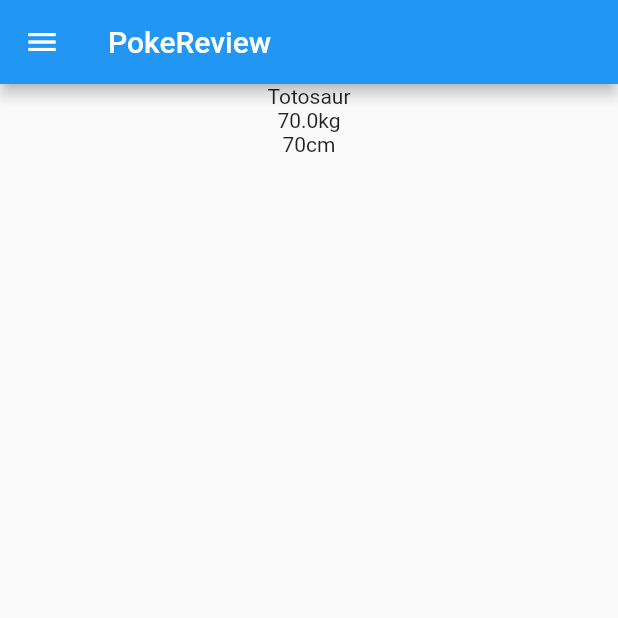
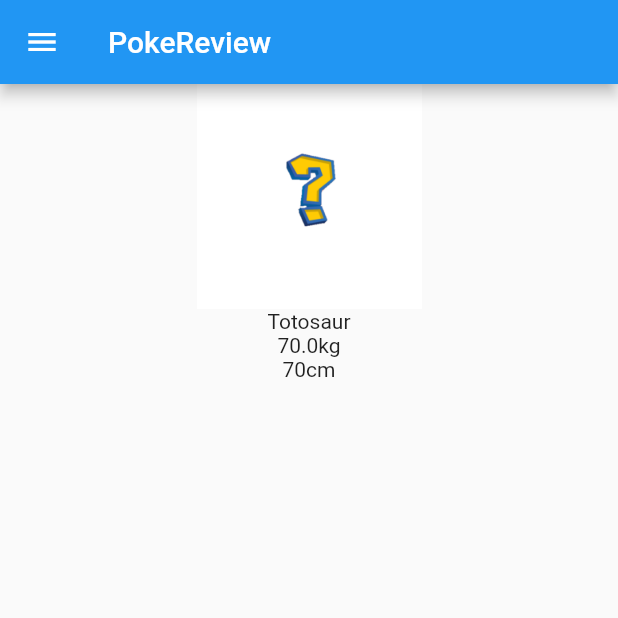
Before and after one commit to Les-gens/PokeReview, a Flutter app: the PokemonPage screen opened directly with empty values, on a phone screen of 412 x 824 dp, the top half of it. Run offline on Flutter 3.47's test engine with Material 2 defaults, Android fonts, the phone set to English and light mode, and no system bars; our stand-ins replace cloud_firestore, firebase_auth, firebase_core; accounts and stored records are empty; network calls fail.

Commit message:
added image and back button in pokemon details

```diff
--- a/lib/data/viewmodels/one_pokemon_view_model.dart
+++ b/lib/data/viewmodels/one_pokemon_view_model.dart
@@ -38,4 +38,5 @@ class PokemonViewModel {
   int? get weight {return pokemon.weight;}
 
 
+
 }
--- a/lib/pages/pokemon_page.dart
+++ b/lib/pages/pokemon_page.dart
@@ -29,7 +29,6 @@ class _PokemonPageState extends State<PokemonPage> {
       body: Column(
         children: [
           PokemonDetails(pokemon: vm.pokemon),
-          for(var item in vm.pokemon?.types ?? [] ) Text(item.type.name),
           SizedBox(
             height: 100,
             child: StreamBuilder(
--- a/lib/pages/widgets/custom_scaffold.dart
+++ b/lib/pages/widgets/custom_scaffold.dart
@@ -9,9 +9,18 @@ class CustomScaffold extends StatelessWidget {
 
   @override
   Scaffold build(BuildContext context) {
+    var routeName = ModalRoute.of(context)!.settings.name;
     return Scaffold(
+
       appBar: AppBar(
         title: const Text('PokeReview'),
+        actions: [
+          routeName == '/pokemon_details' ? IconButton(
+            onPressed: () => {
+               Navigator.pop(context)
+            },
+            icon: const Icon(Icons.close)) : const Text('')
+        ],
       ),
       body: Center(
         child: body,
--- a/lib/pages/widgets/pokemon_card.dart
+++ b/lib/pages/widgets/pokemon_card.dart
@@ -20,6 +20,7 @@ class PokemonCard extends StatelessWidget{
         Navigator.push(
           context,
           MaterialPageRoute(
+            settings: const RouteSettings(name: '/pokemon_details'),
             builder: (context) => PokemonPage(pokemonUrl: pokemon.url ?? 'https://pokeapi.co/api/v2/pokemon/2/',),
           )
         );
--- a/lib/pages/widgets/pokemon_details.dart
+++ b/lib/pages/widgets/pokemon_details.dart
@@ -10,11 +10,17 @@ class PokemonDetails extends StatelessWidget{
   Widget build(BuildContext context) {
     var centimeterHeight = (pokemon?.height ?? 7) * 10;
     var kilogrammWeight = (pokemon?.weight ?? 700) / 10;
+    var img_url = pokemon?.sprites?.backDefault;
     return Column(
       children: [
+        img_url != null ?
+          Image.network(img_url, height: 150, width: 150, fit: BoxFit.fitWidth) :
+          Image.asset('assets/unknown_pokemon.png', height: 150, width: 150, fit: BoxFit.cover),
         Text(pokemon?.name ?? 'Totosaur'),
         Text(kilogrammWeight.toString()+'kg'),
         Text(centimeterHeight.toString()+'cm'),
+        for(var item in pokemon?.types ?? [] ) Text(item.type.name),
+
       ],
     );
   }
--- a/pubspec.yaml
+++ b/pubspec.yaml
@@ -65,6 +65,7 @@ flutter:
   # To add assets to your application, add an assets section, like this:
   assets:
     - assets/PokeReview.png
+    - assets/unknown_pokemon.png
   #   - images/a_dot_burr.jpeg
   #   - images/a_dot_ham.jpeg
 
```
Also changed, not shown: assets/unknown_pokemon.png (added).
